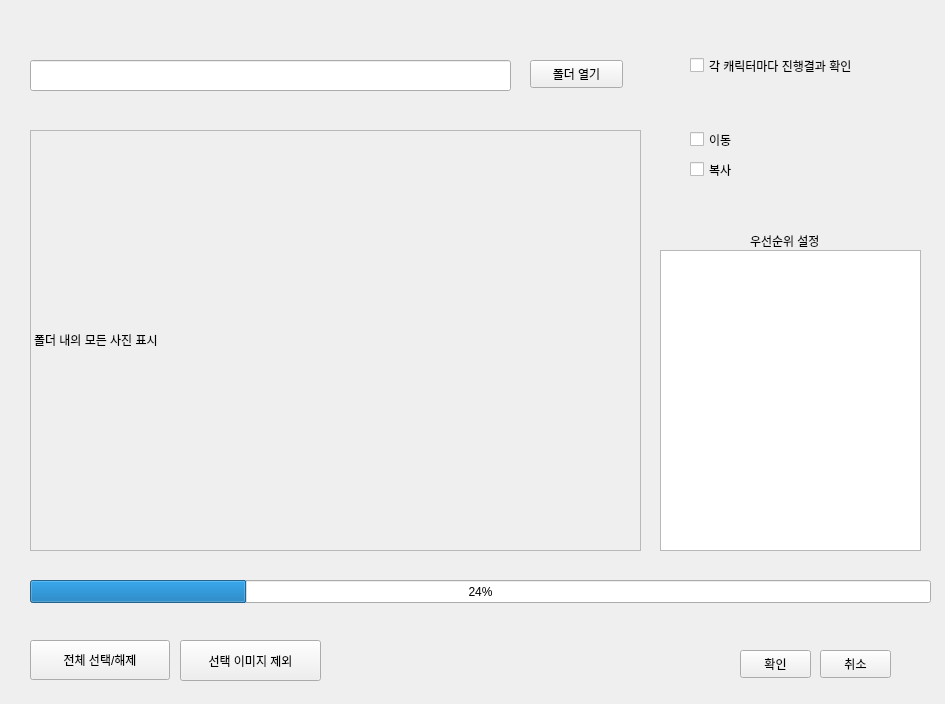
The window that Autosort_window.ui (SongHyungJin/GraduationProject) describes before a commit, drawn with Qt 5.
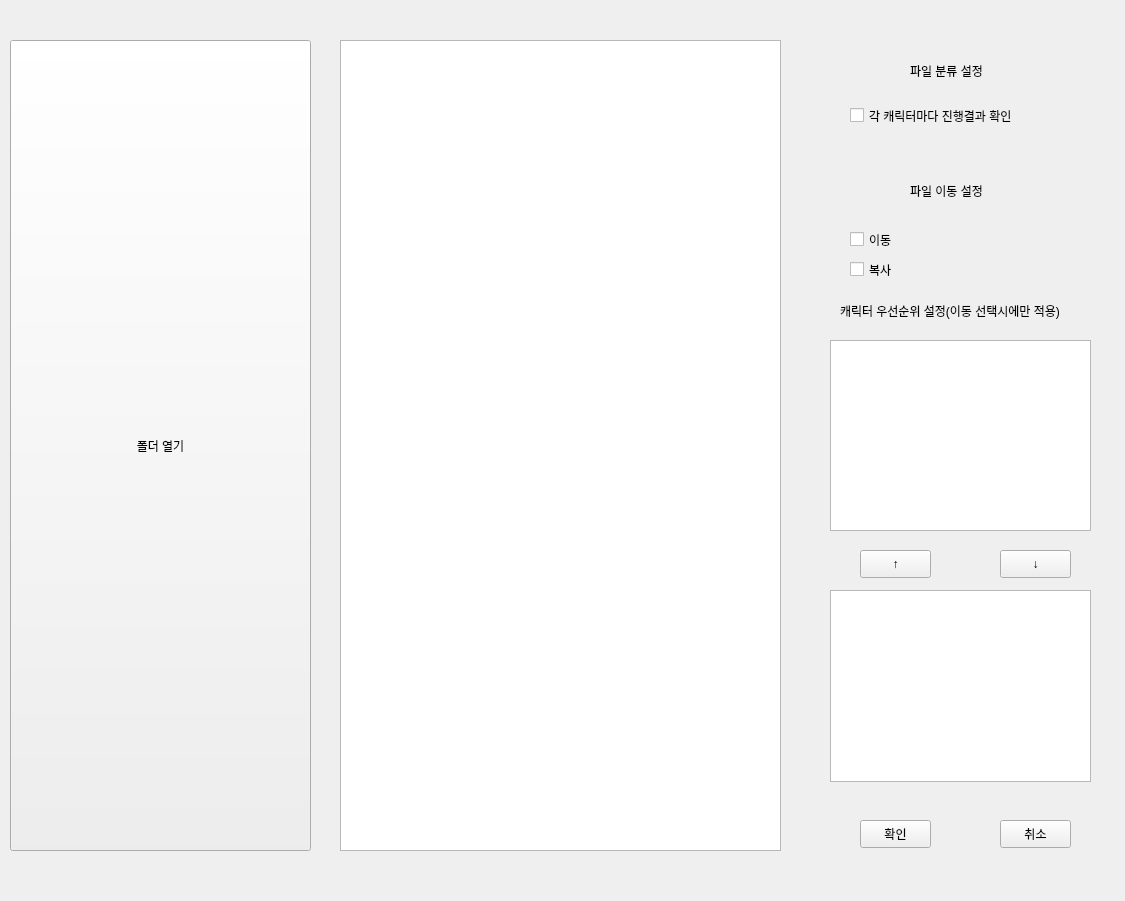
The same window after the commit.

Patch:
```diff
--- a/Autosort_window.ui
+++ b/Autosort_window.ui
@@ -6,67 +6,31 @@
    <rect>
     <x>0</x>
     <y>0</y>
-    <width>945</width>
-    <height>704</height>
+    <width>1125</width>
+    <height>901</height>
    </rect>
   </property>
   <property name="windowTitle">
    <string>이미지 자동 분류</string>
   </property>
-  <widget class="QLineEdit" name="lineEdit">
-   <property name="geometry">
-    <rect>
-     <x>30</x>
-     <y>60</y>
-     <width>481</width>
-     <height>31</height>
-    </rect>
-   </property>
-  </widget>
   <widget class="QPushButton" name="pushButton">
    <property name="geometry">
     <rect>
-     <x>530</x>
-     <y>60</y>
-     <width>93</width>
-     <height>28</height>
+     <x>10</x>
+     <y>40</y>
+     <width>301</width>
+     <height>811</height>
     </rect>
    </property>
    <property name="text">
     <string>폴더 열기</string>
    </property>
   </widget>
-  <widget class="QPushButton" name="pushButton_2">
-   <property name="geometry">
-    <rect>
-     <x>30</x>
-     <y>640</y>
-     <width>140</width>
-     <height>40</height>
-    </rect>
-   </property>
-   <property name="text">
-    <string>전체 선택/해제</string>
-   </property>
-  </widget>
-  <widget class="QPushButton" name="pushButton_3">
-   <property name="geometry">
-    <rect>
-     <x>180</x>
-     <y>640</y>
-     <width>141</width>
-     <height>41</height>
-    </rect>
-   </property>
-   <property name="text">
-    <string>선택 이미지 제외</string>
-   </property>
-  </widget>
   <widget class="QCheckBox" name="checkBox">
    <property name="geometry">
     <rect>
-     <x>690</x>
-     <y>50</y>
+     <x>850</x>
+     <y>100</y>
      <width>221</width>
      <height>31</height>
     </rect>
@@ -78,8 +42,8 @@
   <widget class="QCheckBox" name="checkBox_2">
    <property name="geometry">
     <rect>
-     <x>690</x>
-     <y>130</y>
+     <x>850</x>
+     <y>230</y>
      <width>96</width>
      <height>19</height>
     </rect>
@@ -91,8 +55,8 @@
   <widget class="QCheckBox" name="checkBox_3">
    <property name="geometry">
     <rect>
-     <x>690</x>
-     <y>160</y>
+     <x>850</x>
+     <y>260</y>
      <width>96</width>
      <height>19</height>
     </rect>
@@ -104,69 +68,31 @@
   <widget class="QLabel" name="label_3">
    <property name="geometry">
     <rect>
-     <x>750</x>
-     <y>230</y>
-     <width>101</width>
+     <x>840</x>
+     <y>300</y>
+     <width>251</width>
      <height>21</height>
     </rect>
    </property>
    <property name="text">
-    <string>우선순위 설정</string>
-   </property>
-  </widget>
-  <widget class="QLabel" name="label_pic">
-   <property name="geometry">
-    <rect>
-     <x>30</x>
-     <y>130</y>
-     <width>611</width>
-     <height>421</height>
-    </rect>
-   </property>
-   <property name="focusPolicy">
-    <enum>Qt::StrongFocus</enum>
-   </property>
-   <property name="frameShape">
-    <enum>QFrame::StyledPanel</enum>
-   </property>
-   <property name="frameShadow">
-    <enum>QFrame::Sunken</enum>
-   </property>
-   <property name="text">
-    <string>폴더 내의 모든 사진 표시</string>
-   </property>
-   <property name="openExternalLinks">
-    <bool>false</bool>
-   </property>
-  </widget>
-  <widget class="QProgressBar" name="progressBar">
-   <property name="geometry">
-    <rect>
-     <x>30</x>
-     <y>580</y>
-     <width>901</width>
-     <height>23</height>
-    </rect>
-   </property>
-   <property name="value">
-    <number>24</number>
+    <string>캐릭터 우선순위 설정(이동 선택시에만 적용)</string>
    </property>
   </widget>
   <widget class="QListWidget" name="listWidget">
    <property name="geometry">
     <rect>
-     <x>660</x>
-     <y>250</y>
+     <x>830</x>
+     <y>340</y>
      <width>261</width>
-     <height>301</height>
+     <height>191</height>
     </rect>
    </property>
   </widget>
   <widget class="QPushButton" name="buttonOK">
    <property name="geometry">
     <rect>
-     <x>740</x>
-     <y>650</y>
+     <x>860</x>
+     <y>820</y>
      <width>71</width>
      <height>28</height>
     </rect>
@@ -178,8 +104,8 @@
   <widget class="QPushButton" name="buttonCancel">
    <property name="geometry">
     <rect>
-     <x>820</x>
-     <y>650</y>
+     <x>1000</x>
+     <y>820</y>
      <width>71</width>
      <height>28</height>
     </rect>
@@ -188,6 +114,78 @@
     <string>취소</string>
    </property>
   </widget>
+  <widget class="QListWidget" name="listWidget_2">
+   <property name="geometry">
+    <rect>
+     <x>830</x>
+     <y>590</y>
+     <width>261</width>
+     <height>192</height>
+    </rect>
+   </property>
+  </widget>
+  <widget class="QPushButton" name="buttonUP">
+   <property name="geometry">
+    <rect>
+     <x>860</x>
+     <y>550</y>
+     <width>71</width>
+     <height>28</height>
+    </rect>
+   </property>
+   <property name="text">
+    <string>↑</string>
+   </property>
+  </widget>
+  <widget class="QPushButton" name="buttonDown">
+   <property name="geometry">
+    <rect>
+     <x>1000</x>
+     <y>550</y>
+     <width>71</width>
+     <height>28</height>
+    </rect>
+   </property>
+   <property name="text">
+    <string>↓</string>
+   </property>
+  </widget>
+  <widget class="QListWidget" name="listWidget_3">
+   <property name="geometry">
+    <rect>
+     <x>340</x>
+     <y>40</y>
+     <width>441</width>
+     <height>811</height>
+    </rect>
+   </property>
+  </widget>
+  <widget class="QLabel" name="label_4">
+   <property name="geometry">
+    <rect>
+     <x>910</x>
+     <y>60</y>
+     <width>101</width>
+     <height>21</height>
+    </rect>
+   </property>
+   <property name="text">
+    <string>파일 분류 설정</string>
+   </property>
+  </widget>
+  <widget class="QLabel" name="label_5">
+   <property name="geometry">
+    <rect>
+     <x>910</x>
+     <y>180</y>
+     <width>101</width>
+     <height>21</height>
+    </rect>
+   </property>
+   <property name="text">
+    <string>파일 이동 설정</string>
+   </property>
+  </widget>
  </widget>
  <resources/>
  <connections/>
```
